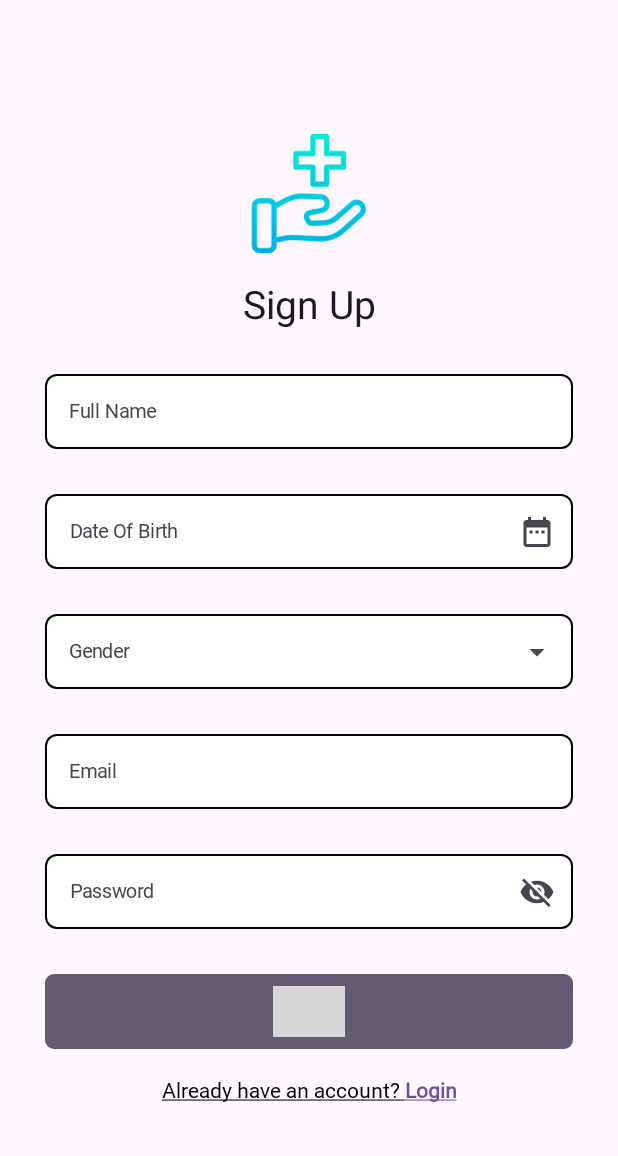
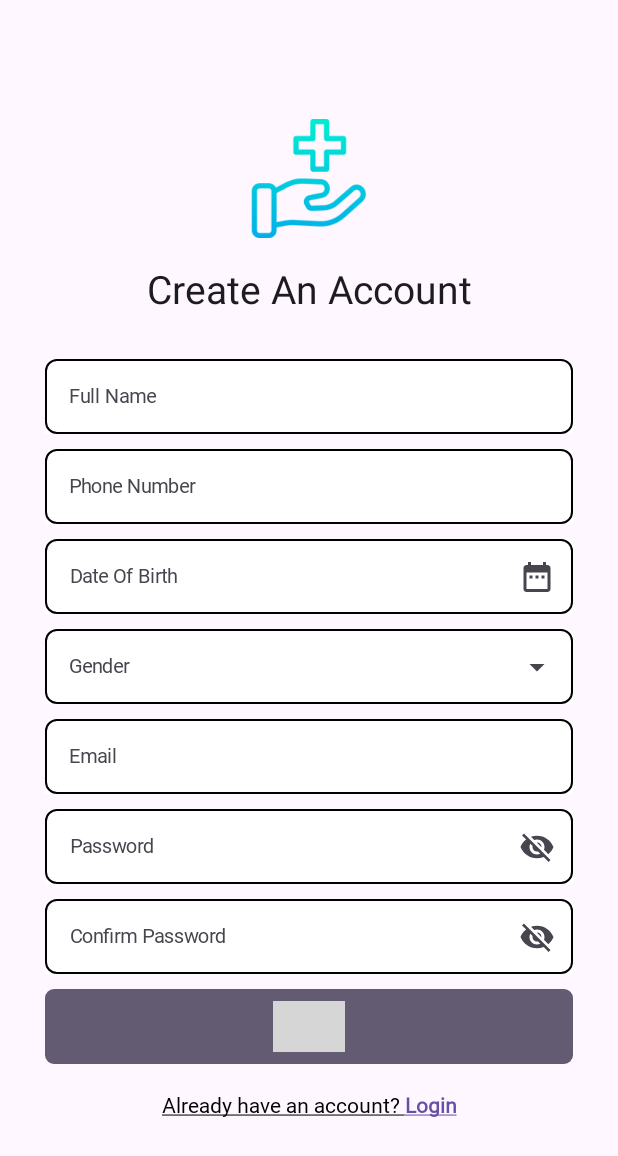
Before and after one commit to Shobu95/walk-in-clinic, an Android app built with Jetpack Compose: the @Preview function SignupScreenPrev, on a phone screen of 412 x 824 dp. Shown: the top 1156 px of the screen. Run offline under Robolectric (Android 15) with nearby library versions, the phone set to English and light mode, and no system bars; our stand-ins replace Dagger/Hilt's generated code, Room's generated code; 1 statement that could not run was skipped; grey boxes are pictures that could not be loaded.

Commit message:
Signup renamed to Create and account Added Phone Number and confirm password fields in create an account, updated state, User, database, usecases accordingly Book Appointment renamed to Search for clinic.

```diff
--- a/app/src/main/AndroidManifest.xml
+++ b/app/src/main/AndroidManifest.xml
@@ -3,7 +3,7 @@
     xmlns:tools="http://schemas.android.com/tools">
 
     <application
-        android:name="com.example.walk_in_appointment.WalkInApp"
+        android:name="com.example.walk_in_appointment.WalkInClinic"
         android:allowBackup="true"
         android:dataExtractionRules="@xml/data_extraction_rules"
         android:fullBackupContent="@xml/backup_rules"
--- a/app/src/main/java/com/shobu/walk_in_appointment/WalkInApp.kt
+++ b/app/src/main/java/com/shobu/walk_in_appointment/WalkInClinic.kt
@@ -4,5 +4,5 @@ import android.app.Application
 import dagger.hilt.android.HiltAndroidApp
 
 @HiltAndroidApp
-class WalkInApp: Application() {
+class WalkInClinic : Application() {
 }
--- a/app/src/main/java/com/shobu/walk_in_appointment/data/local/user/UserEntity.kt
+++ b/app/src/main/java/com/shobu/walk_in_appointment/data/local/user/UserEntity.kt
@@ -6,7 +6,8 @@ import androidx.room.PrimaryKey
 @Entity(tableName = "user_table")
 data class UserEntity(
     @PrimaryKey var id: Int? = null,
-    var name: String,
+    var fullName: String,
+    var phoneNumber: String,
     var dateOfBirth: String,
     var gender: String,
     var email: String,
--- a/app/src/main/java/com/shobu/walk_in_appointment/data/prefs/PreferenceKeys.kt
+++ b/app/src/main/java/com/shobu/walk_in_appointment/data/prefs/PreferenceKeys.kt
@@ -3,6 +3,7 @@ package com.shobu.walk_in_appointment.data.prefs
 object PreferenceKeys {
     const val USER_ID = "user_id"
     const val FULL_NAME = "full_name"
+    const val PHONE_NUMBER = "phone_number"
     const val EMAIL = "email"
     const val GENDER = "gender"
     const val DATE_OF_BIRTH = "date_of_birth"
--- a/app/src/main/java/com/shobu/walk_in_appointment/data/repository/UserRepository.kt
+++ b/app/src/main/java/com/shobu/walk_in_appointment/data/repository/UserRepository.kt
@@ -26,7 +26,8 @@ class UserRepository
 fun User.asEntityModel(): UserEntity {
     return UserEntity(
         id = this.id,
-        name = this.fullName,
+        fullName = this.fullName,
+        phoneNumber = this.phoneNumber,
         dateOfBirth = this.dateOfBirth,
         gender = this.gender,
         email = this.email,
@@ -38,7 +39,8 @@ fun List<UserEntity>.asDomainModelList(): List<User> {
     return map {
         User(
             id = it.id,
-            fullName = it.name,
+            fullName = it.fullName,
+            phoneNumber = it.phoneNumber,
             dateOfBirth = it.dateOfBirth,
             gender = it.gender,
             email = it.email,
--- a/app/src/main/java/com/shobu/walk_in_appointment/domain/models/User.kt
+++ b/app/src/main/java/com/shobu/walk_in_appointment/domain/models/User.kt
@@ -3,6 +3,7 @@ package com.shobu.walk_in_appointment.domain.models
 data class User(
     var id: Int?,
     var fullName: String,
+    var phoneNumber: String,
     var dateOfBirth: String,
     var gender: String,
     var email: String,
--- a/app/src/main/java/com/shobu/walk_in_appointment/domain/use_cases/GetSessionUseCase.kt
+++ b/app/src/main/java/com/shobu/walk_in_appointment/domain/use_cases/GetSessionUseCase.kt
@@ -11,6 +11,7 @@ class GetSessionUseCase
         return User(
             id = prefs.getInt(PreferenceKeys.USER_ID, 0),
             fullName = prefs.getString(PreferenceKeys.FULL_NAME, ""),
+            phoneNumber = prefs.getString(PreferenceKeys.PHONE_NUMBER, ""),
             gender = prefs.getString(PreferenceKeys.GENDER, ""),
             dateOfBirth = prefs.getString(PreferenceKeys.DATE_OF_BIRTH, ""),
             email = prefs.getString(PreferenceKeys.EMAIL, ""),
--- a/app/src/main/java/com/shobu/walk_in_appointment/domain/use_cases/SaveUserSessionUseCase.kt
+++ b/app/src/main/java/com/shobu/walk_in_appointment/domain/use_cases/SaveUserSessionUseCase.kt
@@ -9,10 +9,11 @@ class SaveUserSessionUseCase
 @Inject constructor(private val prefs: UserPreferences) {
 
     operator fun invoke(user: User) {
+        prefs.setInt(PreferenceKeys.USER_ID, user.id ?: 0)
         prefs.setString(PreferenceKeys.FULL_NAME, user.fullName)
+        prefs.setString(PreferenceKeys.PHONE_NUMBER, user.phoneNumber)
         prefs.setString(PreferenceKeys.EMAIL, user.email)
         prefs.setString(PreferenceKeys.GENDER, user.gender)
         prefs.setString(PreferenceKeys.DATE_OF_BIRTH, user.dateOfBirth)
-        prefs.setInt(PreferenceKeys.USER_ID, user.id ?: 0)
     }
 }
--- a/app/src/main/java/com/shobu/walk_in_appointment/ui/auth/launch/LaunchScreen.kt
+++ b/app/src/main/java/com/shobu/walk_in_appointment/ui/auth/launch/LaunchScreen.kt
@@ -22,7 +22,6 @@ import androidx.compose.ui.text.style.TextAlign
 import androidx.compose.ui.tooling.preview.Preview
 import androidx.compose.ui.unit.dp
 import androidx.compose.ui.unit.sp
-import androidx.navigation.NavController
 import androidx.navigation.NavHostController
 import androidx.navigation.compose.rememberNavController
 import com.shobu.walk_in_appointment.R
@@ -81,7 +80,7 @@ fun LaunchScreen(
             Spacer(modifier = Modifier.height(18.dp))
 
             PrimaryButton(
-                buttonText = R.string.signup,
+                buttonText = R.string.create_an_account,
                 backgroundColor = MaterialTheme.colorScheme.secondary
             ) {
                 navController.navigate(AuthNavRoutes.Signup.route)
--- a/app/src/main/java/com/shobu/walk_in_appointment/ui/auth/signup/SignupScreen.kt
+++ b/app/src/main/java/com/shobu/walk_in_appointment/ui/auth/signup/SignupScreen.kt
@@ -1,10 +1,7 @@
 package com.shobu.walk_in_appointment.ui.auth.signup
 
-import android.app.Activity
-import android.content.Intent
 import android.os.Build
 import androidx.annotation.StringRes
-import androidx.compose.foundation.Image
 import androidx.compose.foundation.background
 import androidx.compose.foundation.layout.Arrangement
 import androidx.compose.foundation.layout.Column
@@ -12,28 +9,19 @@ import androidx.compose.foundation.layout.Spacer
 import androidx.compose.foundation.layout.fillMaxSize
 import androidx.compose.foundation.layout.height
 import androidx.compose.foundation.layout.padding
-import androidx.compose.foundation.layout.size
 import androidx.compose.material3.MaterialTheme
-import androidx.compose.material3.Text
 import androidx.compose.runtime.Composable
 import androidx.compose.runtime.LaunchedEffect
 import androidx.compose.runtime.getValue
 import androidx.compose.runtime.mutableStateOf
 import androidx.compose.runtime.remember
-import androidx.compose.runtime.rememberCoroutineScope
 import androidx.compose.runtime.setValue
 import androidx.compose.ui.Alignment
 import androidx.compose.ui.Modifier
 import androidx.compose.ui.platform.LocalContext
-import androidx.compose.ui.res.painterResource
-import androidx.compose.ui.res.stringResource
-import androidx.compose.ui.text.TextStyle
-import androidx.compose.ui.text.style.TextAlign
 import androidx.compose.ui.tooling.preview.Preview
 import androidx.compose.ui.unit.dp
-import androidx.compose.ui.unit.sp
 import androidx.hilt.navigation.compose.hiltViewModel
-import androidx.lifecycle.viewmodel.compose.viewModel
 import androidx.navigation.NavHostController
 import androidx.navigation.compose.rememberNavController
 import com.shobu.walk_in_appointment.R
@@ -51,13 +39,12 @@ import com.shobu.walk_in_appointment.ui.home.HomeActivity
 import com.shobu.walk_in_appointment.ui.navigation.auth_nav.AuthNavRoutes
 import kotlinx.coroutines.delay
 import kotlinx.coroutines.flow.collectLatest
-import kotlinx.coroutines.launch
 
 @Preview
 @Composable
 fun SignupScreenPrev() {
     val navController = rememberNavController()
-    SignupScreen(R.string.title_register, navController)
+    SignupScreen(R.string.create_an_account, navController)
 }
 
 @Composable
@@ -96,9 +83,24 @@ fun SignupScreen(
                 )
             }
 
+            Spacer(modifier = Modifier.height(10.dp))
+            var phoneNumberValue = remember { mutableStateOf(signupViewModel.state.phoneNumber) }
+            BorderedTextField(
+                textFieldValue = phoneNumberValue,
+                R.string.phone_number
+            ) { phoneNumber ->
+                signupViewModel.onEvent(
+                    SignupEvents.OnStateChange(
+                        state = signupViewModel.state.copy(
+                            phoneNumber = phoneNumber
+                        )
+                    )
+                )
+            }
 
-            Spacer(modifier = Modifier.height(30.dp))
-            var dateValue = remember { mutableStateOf(signupViewModel.state.dob) }
+
+            Spacer(modifier = Modifier.height(10.dp))
+            var dateValue = remember { mutableStateOf(signupViewModel.state.dateOfBirth) }
             if (Build.VERSION.SDK_INT >= Build.VERSION_CODES.O) {
                 BorderedDatePickerField(
                     value = dateValue.value,
@@ -108,7 +110,7 @@ fun SignupScreen(
                         signupViewModel.onEvent(
                             SignupEvents.OnStateChange(
                                 state = signupViewModel.state.copy(
-                                    dob = date
+                                    dateOfBirth = date
                                 )
                             )
                         )
@@ -116,7 +118,7 @@ fun SignupScreen(
                 )
             }
 
-            Spacer(modifier = Modifier.height(30.dp))
+            Spacer(modifier = Modifier.height(10.dp))
             BorderedDropDown(hint = R.string.gender) { gender ->
                 signupViewModel.onEvent(
                     SignupEvents.OnStateChange(
@@ -127,7 +129,7 @@ fun SignupScreen(
                 )
             }
 
-            Spacer(modifier = Modifier.height(30.dp))
+            Spacer(modifier = Modifier.height(10.dp))
             var emailValue = remember { mutableStateOf(signupViewModel.state.email) }
             BorderedTextField(textFieldValue = emailValue, R.string.email) { email ->
                 signupViewModel.onEvent(
@@ -139,7 +141,7 @@ fun SignupScreen(
                 )
             }
 
-            Spacer(modifier = Modifier.height(30.dp))
+            Spacer(modifier = Modifier.height(10.dp))
             var passwordValue = remember { mutableStateOf(signupViewModel.state.password) }
             BorderedPasswordField(textFieldValue = passwordValue, R.string.password) { password ->
                 signupViewModel.onEvent(
@@ -151,9 +153,25 @@ fun SignupScreen(
                 )
             }
 
-            Spacer(modifier = Modifier.height(30.dp))
+            Spacer(modifier = Modifier.height(10.dp))
+            var confirmPasswordValue =
+                remember { mutableStateOf(signupViewModel.state.confirmPassword) }
+            BorderedPasswordField(
+                textFieldValue = confirmPasswordValue,
+                R.string.confirm_password
+            ) { confirmPassword ->
+                signupViewModel.onEvent(
+                    SignupEvents.OnStateChange(
+                        state = signupViewModel.state.copy(
+                            confirmPassword = confirmPassword
+                        )
+                    )
+                )
+            }
+
+            Spacer(modifier = Modifier.height(10.dp))
             PrimaryButton(
-                buttonText = R.string.signup,
+                buttonText = R.string.create_an_account,
                 backgroundColor = MaterialTheme.colorScheme.secondary
             ) {
                 signupViewModel.onEvent(SignupEvents.OnSignupClicked)
--- a/app/src/main/java/com/shobu/walk_in_appointment/ui/auth/signup/SignupState.kt
+++ b/app/src/main/java/com/shobu/walk_in_appointment/ui/auth/signup/SignupState.kt
@@ -2,10 +2,12 @@ package com.shobu.walk_in_appointment.ui.auth.signup
 
 data class SignupState(
     var fullName: String = "",
-    var dob: String = "",
+    var phoneNumber: String = "",
+    var dateOfBirth: String = "",
     var gender: String = "",
     var email: String = "",
     var password: String = "",
+    var confirmPassword: String = "",
     var signupSuccess: Boolean = false,
 )
 
--- a/app/src/main/java/com/shobu/walk_in_appointment/ui/navigation/auth_nav/AuthNavRoutes.kt
+++ b/app/src/main/java/com/shobu/walk_in_appointment/ui/navigation/auth_nav/AuthNavRoutes.kt
@@ -22,7 +22,7 @@ sealed class AuthNavRoutes(
 
     object Signup :
         AuthNavRoutes(
-            R.string.title_register,
+            R.string.create_an_account,
             "signup"
         )
 
--- a/app/src/main/java/com/shobu/walk_in_appointment/ui/navigation/nav_drawer/NavDrawerItems.kt
+++ b/app/src/main/java/com/shobu/walk_in_appointment/ui/navigation/nav_drawer/NavDrawerItems.kt
@@ -18,8 +18,8 @@ fun getNavList(): List<NavDrawerItems> {
             {}
         ),
         NavDrawerItems(
-            R.string.title_book_appointment,
-            R.drawable.ic_appointment_book,
+            R.string.title_search_for_clinics,
+            R.drawable.ic_search,
             {}
         ),
         NavDrawerItems(
--- a/app/src/main/res/values/strings.xml
+++ b/app/src/main/res/values/strings.xml
@@ -24,4 +24,9 @@
     <string name="dont_have_account">"Don't have an account? "</string>
     <string name="app_title">Walk-In Clinic</string>
     <string name="login_successfull">Login Successful</string>
+    <string name="create_an_account">Create An Account</string>
+    <string name="create">Create</string>
+    <string name="phone_number">Phone Number</string>
+    <string name="confirm_password">Confirm Password</string>
+    <string name="title_search_for_clinics">Search For Clinics</string>
 </resources>
```
Also changed, not shown: app/src/main/java/com/shobu/walk_in_appointment/domain/use_cases/ValidateUserUseCase.kt (+15 -7 lines), app/src/main/java/com/shobu/walk_in_appointment/ui/auth/login/LoginScreen.kt (+1 -19 lines), app/src/main/java/com/shobu/walk_in_appointment/ui/auth/signup/SignupViewModel.kt (+4 -3 lines), app/src/main/res/drawable/ic_search.png (added).
